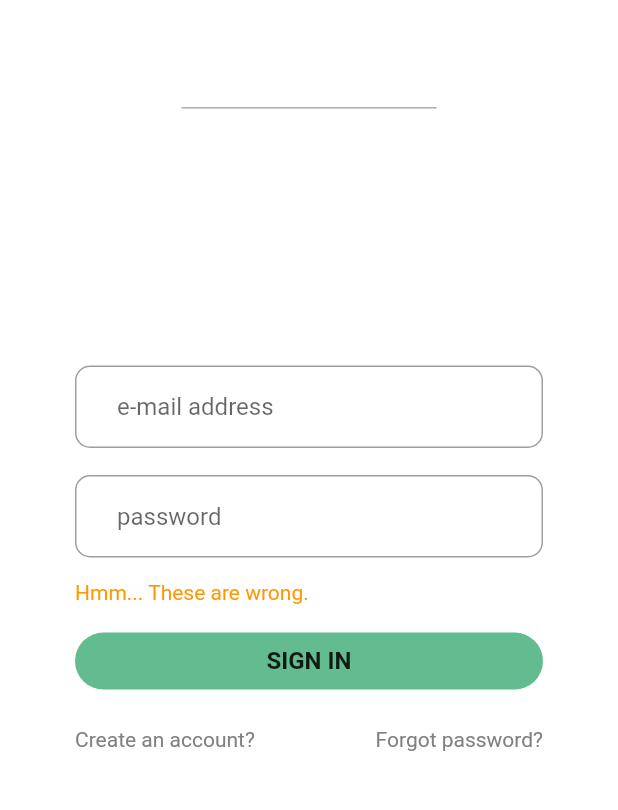
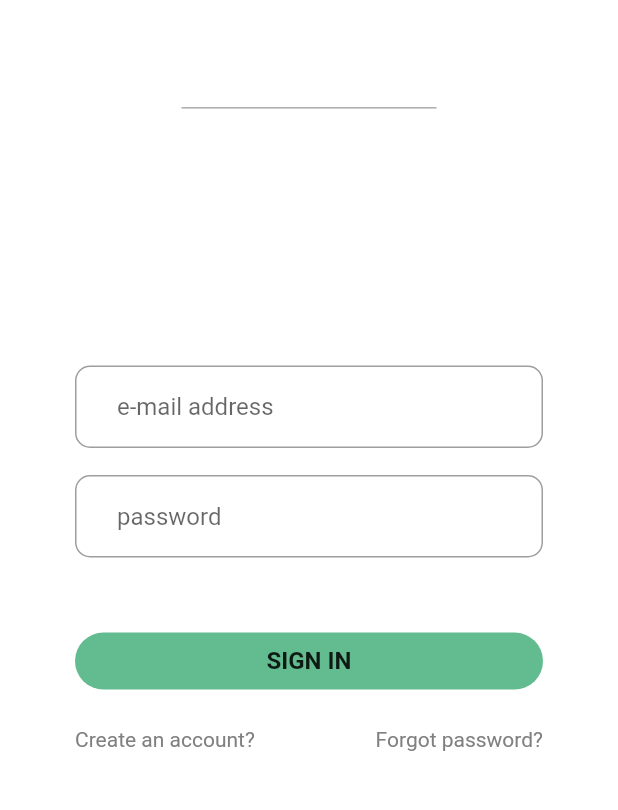
Before and after one commit to Qrivi/nuntium-app, a Flutter app: the screen it shows after launch, on a phone screen of 412 x 824 dp, the part 380-1190 px from its top. Run offline on Flutter 3.47's test engine with Material 2 defaults, Android fonts, the light colour scheme and no system bars; our stand-ins replace device_info, flutter_riverpod, flutter_secure_storage, flutter_svg, get_it, jwt_decoder and 2 more; missing offline and left inert: ios_utsname_ext.

Commit message:
Moved services, added login viewmodel

```diff
--- a/lib/services/auth/auth.dart
+++ b/lib/core/services/auth/auth.dart
@@ -1,4 +1,4 @@
-import 'package:nuntium/core/models.dart';
+import 'package:nuntium/core/services/entities.dart';
 
 abstract class AuthService {
   Future<Response> register();
--- a/lib/services/auth/auth_api.dart
+++ b/lib/core/services/auth/auth_api.dart
@@ -2,7 +2,7 @@ import 'dart:convert' show jsonEncode, jsonDecode;
 
 import 'package:http/http.dart' as http;
 import 'package:nuntium/config/constants.dart';
-import 'package:nuntium/core/models.dart';
+import 'package:nuntium/core/services/entities.dart';
 import 'package:nuntium/session.dart';
 
 import 'auth.dart';
--- a/lib/services/auth/auth_dummy.dart
+++ b/lib/core/services/auth/auth_dummy.dart
@@ -1,4 +1,4 @@
-import 'package:nuntium/core/models.dart';
+import 'package:nuntium/core/services/entities.dart';
 
 import 'auth.dart';
 
--- a/lib/services/storage/storage.dart
+++ b/lib/core/services/storage/storage.dart
@@ -1,4 +1,4 @@
-import 'package:nuntium/core/models.dart';
+import 'package:nuntium/core/services/entities.dart';
 
 abstract class StorageService {
   Future cacheAccountData(Account account);
--- a/lib/services/storage/storage_dummy.dart
+++ b/lib/core/services/storage/storage_dummy.dart
@@ -1,5 +1,5 @@
-import 'package:nuntium/core/models.dart';
-import 'package:nuntium/services/storage/storage.dart';
+import 'package:nuntium/core/services/entities.dart';
+import 'package:nuntium/core/services/storage/storage.dart';
 
 class DummyStorageService implements StorageService {
   @override
--- a/lib/services/storage/storage_persistent.dart
+++ b/lib/core/services/storage/storage_persistent.dart
@@ -1,7 +1,7 @@
 import 'dart:convert' show jsonEncode, jsonDecode;
 
-import 'package:nuntium/core/models.dart';
-import 'package:nuntium/services/storage/storage.dart';
+import 'package:nuntium/core/services/entities.dart';
+import 'package:nuntium/core/services/storage/storage.dart';
 import 'package:shared_preferences/shared_preferences.dart';
 
 class PersistentStorageService implements StorageService {
--- a/lib/main.dart
+++ b/lib/main.dart
@@ -1,10 +1,11 @@
 import 'dart:io' show Platform;
 
 import 'package:flutter/material.dart';
-import 'package:nuntium/services/locator.dart';
+import 'package:flutter_riverpod/all.dart';
+import 'package:nuntium/config/themes.dart';
+import 'package:nuntium/core/services/locator.dart';
 import 'package:nuntium/ui/views/home.dart';
 import 'package:nuntium/ui/views/login.dart';
-import 'package:nuntium/config/themes.dart';
 
 void main() {
   setupServiceLocator();
@@ -14,7 +15,8 @@ void main() {
 class Nuntium extends StatelessWidget {
   @override
   Widget build(BuildContext context) {
-    return MaterialApp(
+    return ProviderScope(
+      child: MaterialApp(
         title: 'nuntium',
         debugShowCheckedModeBanner: false,
         theme: lightTheme,
@@ -24,6 +26,7 @@ class Nuntium extends StatelessWidget {
           'home': (context) => HomeView(),
           'login': (context) => LoginView(),
         },
+      ),
     );
   }
 }
--- a/lib/ui/views/login.dart
+++ b/lib/ui/views/login.dart
@@ -1,10 +1,18 @@
 import 'package:flutter/material.dart';
+import 'package:flutter_riverpod/all.dart';
 import 'package:flutter_svg/flutter_svg.dart';
+import 'package:nuntium/core/viewmodels/login.dart';
 import 'package:nuntium/ui/widgets/buttons.dart' as Buttons;
 
-class LoginView extends StatelessWidget {
+final _loginViewModel = StateNotifierProvider<LoginViewModel>((ref){
+  return LoginViewModel();
+});
+
+class LoginView extends ConsumerWidget {
   @override
-  Widget build(BuildContext context) {
+  Widget build(BuildContext context, ScopedReader watch) {
+    final loginState = watch(_loginViewModel.state);
+
     return Scaffold(
       body: Padding(
         padding: const EdgeInsets.symmetric(
@@ -96,7 +104,7 @@ class LoginView extends StatelessWidget {
                     child: Padding(
                       padding: const EdgeInsets.only(top: 15.0),
                       child: Text(
-                        'Hmm... These are wrong.',
+                        loginState.error,
                         style: TextStyle(
                           color: Colors.orange,
                         ),
--- a/pubspec.yaml
+++ b/pubspec.yaml
@@ -11,6 +11,7 @@ dependencies:
     sdk: flutter
   cupertino_icons: ^1.0.0
   device_info: ^1.0.0
+  flutter_riverpod: ^0.12.1
   flutter_secure_storage: ^3.3.5
   flutter_svg: ^0.19.1
   get_it: ^5.0.1
@@ -18,7 +19,6 @@ dependencies:
   ios_utsname_ext: ^1.1.0
   jwt_decoder: ^1.0.3
   package_info: ^0.4.3+2
-  riverpod: ^0.12.1
   shared_preferences: ^0.5.12+4
 
 dev_dependencies:
```
Also changed, not shown: lib/core/services/locator.dart (renamed from lib/services/locator.dart, +6 -6 lines), lib/core/viewmodels/login.dart (+19 -0 lines), lib/notifiers.dart (deleted, +0 -14 lines), lib/core/services/entities.dart (renamed from lib/core/models.dart), pubspec.lock. Lines whose indentation alone changed are shown as unchanged.
